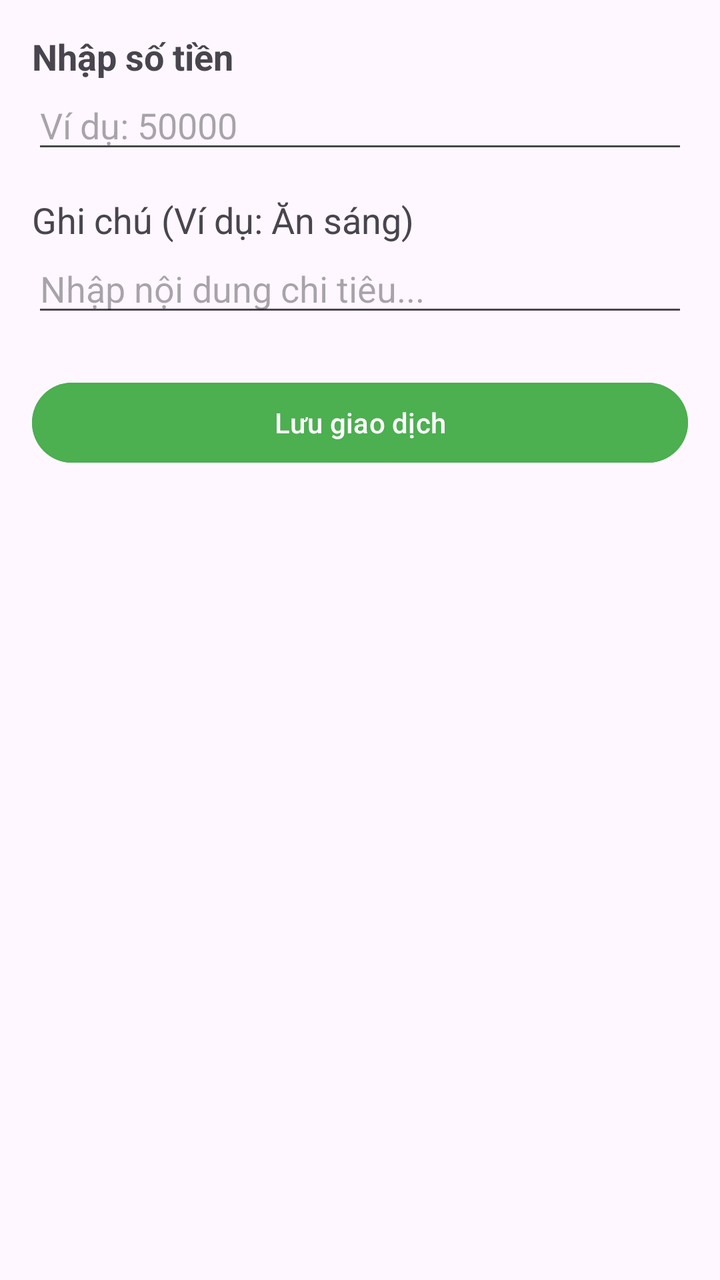
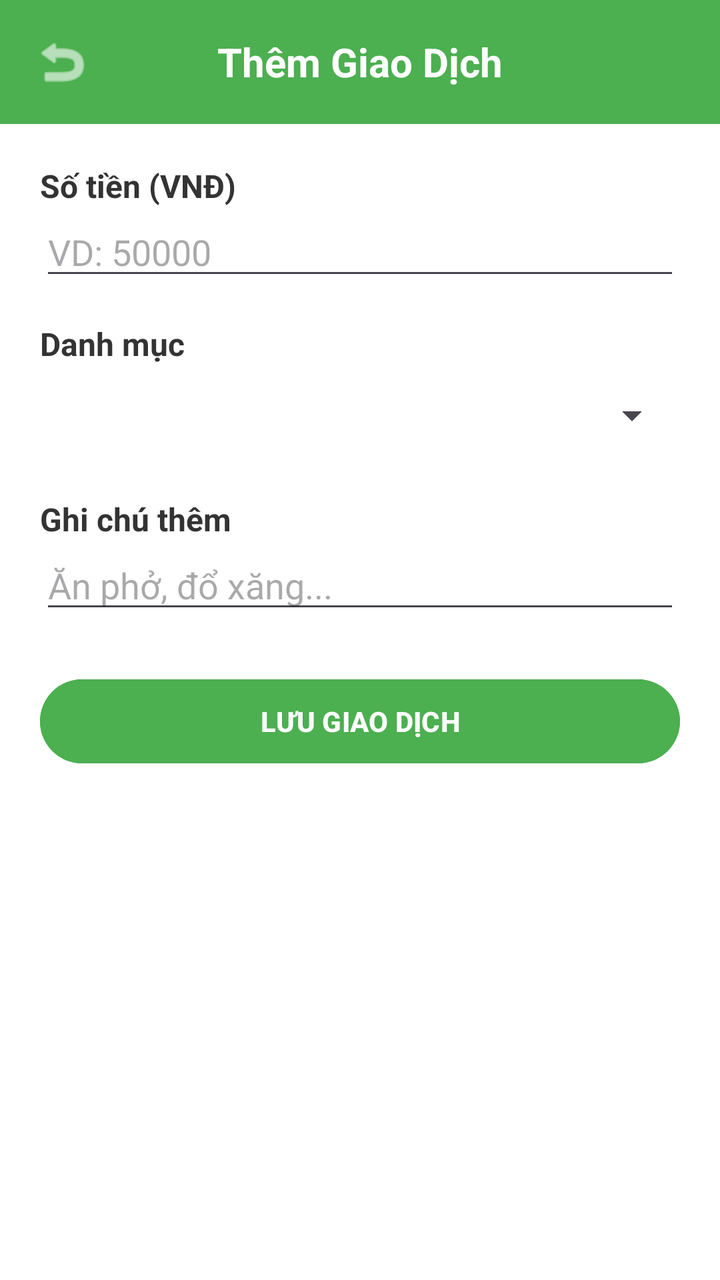

Compare the two renders of this Android layout. The source of the first and the diff that turns it into the second are given below.
<!-- AndroidManifest.xml: application theme Theme.QuanLyChiTieu -->
<!-- res/layout/activity_add_transaction.xml -->
<?xml version="1.0" encoding="utf-8"?>
<LinearLayout xmlns:android="http://schemas.android.com/apk/res/android"
    android:layout_width="match_parent"
    android:layout_height="match_parent"
    android:orientation="vertical"
    android:padding="16dp">

    <TextView
        android:layout_width="wrap_content"
        android:layout_height="wrap_content"
        android:text="Nhập số tiền"
        android:textSize="18sp"
        android:textStyle="bold" />

    <EditText
        android:id="@+id/etAmount"
        android:layout_width="match_parent"
        android:layout_height="wrap_content"
        android:hint="Ví dụ: 50000"
        android:inputType="number"
        android:layout_marginBottom="16dp" />

    <TextView
        android:layout_width="wrap_content"
        android:layout_height="wrap_content"
        android:text="Ghi chú (Ví dụ: Ăn sáng)"
        android:textSize="18sp" />

    <EditText
        android:id="@+id/etNote"
        android:layout_width="match_parent"
        android:layout_height="wrap_content"
        android:hint="Nhập nội dung chi tiêu..."
        android:layout_marginBottom="24dp" />

    <Button
        android:id="@+id/btnSave"
        android:layout_width="match_parent"
        android:layout_height="wrap_content"
        android:text="Lưu giao dịch"
        android:backgroundTint="#4CAF50"
        android:textColor="@android:color/white" />
</LinearLayout>
<!-- resources referenced by this layout -->
<resources>
  <style name="Theme.QuanLyChiTieu" parent="Base.Theme.QuanLyChiTieu" />
  <style name="Base.Theme.QuanLyChiTieu" parent="Theme.Material3.DayNight.NoActionBar">
          
          
      </style>
</resources>

<!-- the commit's change to res/layout/activity_add_transaction.xml (unified diff, before → after) -->
@@ -1,43 +1,99 @@
 <?xml version="1.0" encoding="utf-8"?>
 <LinearLayout xmlns:android="http://schemas.android.com/apk/res/android"
+    xmlns:app="http://schemas.android.com/apk/res-auto"
     android:layout_width="match_parent"
     android:layout_height="match_parent"
     android:orientation="vertical"
-    android:padding="16dp">
+    android:background="#FFFFFF">
 
-    <TextView
-        android:layout_width="wrap_content"
-        android:layout_height="wrap_content"
-        android:text="Nhập số tiền"
-        android:textSize="18sp"
-        android:textStyle="bold" />
-
-    <EditText
-        android:id="@+id/etAmount"
+    <LinearLayout
         android:layout_width="match_parent"
         android:layout_height="wrap_content"
-        android:hint="Ví dụ: 50000"
-        android:inputType="number"
-        android:layout_marginBottom="16dp" />
+        android:orientation="horizontal"
+        android:background="#4CAF50"
+        android:padding="16dp"
+        android:gravity="center_vertical">
 
-    <TextView
-        android:layout_width="wrap_content"
-        android:layout_height="wrap_content"
-        android:text="Ghi chú (Ví dụ: Ăn sáng)"
-        android:textSize="18sp" />
+        <ImageView
+            android:id="@+id/btnBackAdd"
+            android:layout_width="30dp"
+            android:layout_height="30dp"
+            android:src="@android:drawable/ic_menu_revert"
+            app:tint="#FFFFFF"
+            android:background="?attr/selectableItemBackgroundBorderless"
+            android:clickable="true"
+            android:focusable="true"/>
 
-    <EditText
-        android:id="@+id/etNote"
+        <TextView
+            android:layout_width="0dp"
+            android:layout_height="wrap_content"
+            android:layout_weight="1"
+            android:text="Thêm Giao Dịch"
+            android:textSize="20sp"
+            android:textStyle="bold"
+            android:textColor="#FFFFFF"
+            android:gravity="center"
+            android:layout_marginEnd="30dp"/>
+    </LinearLayout>
+
+    <LinearLayout
         android:layout_width="match_parent"
         android:layout_height="wrap_content"
-        android:hint="Nhập nội dung chi tiêu..."
-        android:layout_marginBottom="24dp" />
+        android:orientation="vertical"
+        android:padding="20dp">
 
-    <Button
-        android:id="@+id/btnSave"
-        android:layout_width="match_parent"
-        android:layout_height="wrap_content"
-        android:text="Lưu giao dịch"
-        android:backgroundTint="#4CAF50"
-        android:textColor="@android:color/white" />
+        <TextView
+            android:layout_width="wrap_content"
+            android:layout_height="wrap_content"
+            android:text="Số tiền (VNĐ)"
+            android:textSize="16sp"
+            android:textStyle="bold"
+            android:textColor="#333333"/>
+
+        <EditText
+            android:id="@+id/etAmount"
+            android:layout_width="match_parent"
+            android:layout_height="wrap_content"
+            android:hint="VD: 50000"
+            android:inputType="number"
+            android:layout_marginBottom="16dp" />
+
+        <TextView
+            android:layout_width="wrap_content"
+            android:layout_height="wrap_content"
+            android:text="Danh mục"
+            android:textSize="16sp"
+            android:textStyle="bold"
+            android:textColor="#333333"/>
+
+        <Spinner
+            android:id="@+id/spinnerCategory"
+            android:layout_width="match_parent"
+            android:layout_height="50dp"
+            android:layout_marginBottom="16dp" />
+
+        <TextView
+            android:layout_width="wrap_content"
+            android:layout_height="wrap_content"
+            android:text="Ghi chú thêm"
+            android:textSize="16sp"
+            android:textStyle="bold"
+            android:textColor="#333333"/>
+
+        <EditText
+            android:id="@+id/etNote"
+            android:layout_width="match_parent"
+            android:layout_height="wrap_content"
+            android:hint="Ăn phở, đổ xăng..."
+            android:layout_marginBottom="24dp" />
+
+        <Button
+            android:id="@+id/btnSave"
+            android:layout_width="match_parent"
+            android:layout_height="50dp"
+            android:text="LƯU GIAO DỊCH"
+            android:backgroundTint="#4CAF50"
+            android:textStyle="bold"
+            android:textColor="@android:color/white" />
+    </LinearLayout>
 </LinearLayout>
